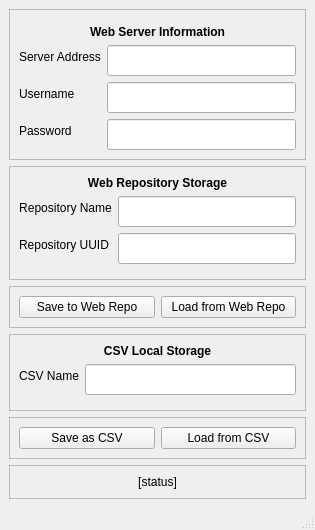
Before: the Qt Designer form export.ui in daftpy/honorableTag, drawn with Qt 5.
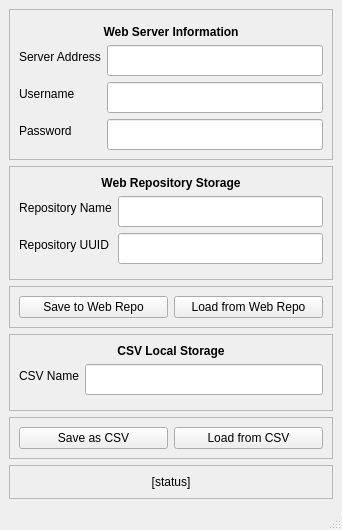
After: the same form once the commit is applied.

Commit message: CSV saving also saves the class labels to the top of the CSV file.

Patch:
```diff
--- a/export.ui
+++ b/export.ui
@@ -6,7 +6,7 @@
    <rect>
     <x>0</x>
     <y>0</y>
-    <width>315</width>
+    <width>342</width>
     <height>410</height>
    </rect>
   </property>
```
Left out of the diff: 6 changed lines with no effect on the pictures. The commit also changes 4 other files.
